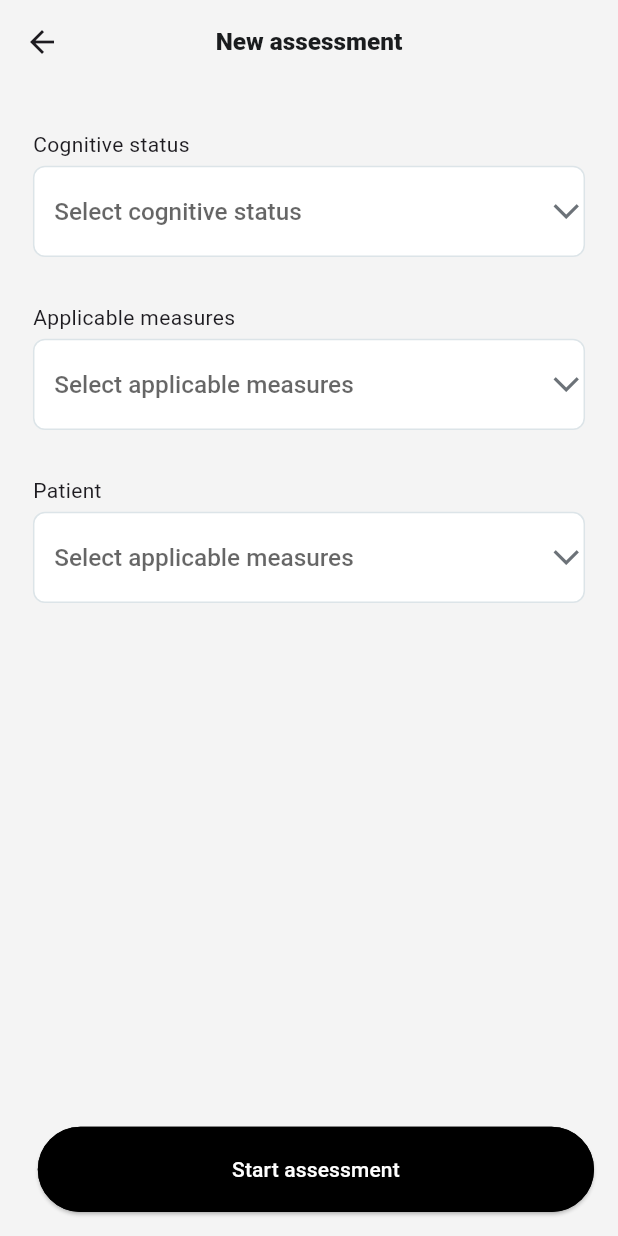
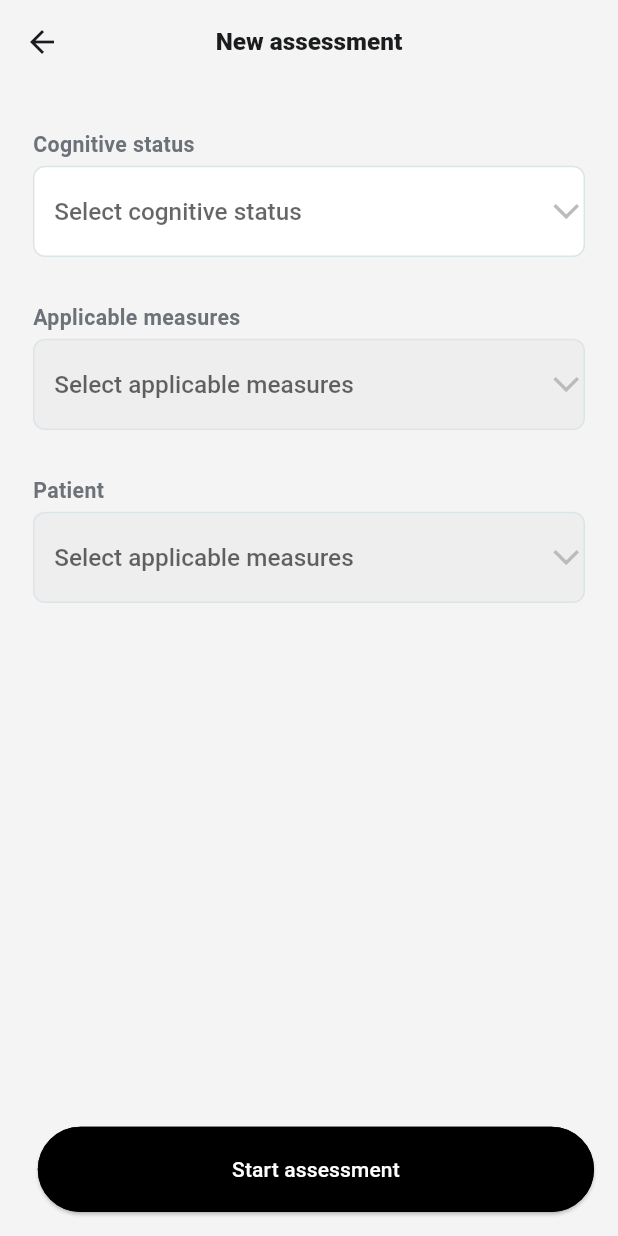
Before and after one commit to YahyaKreiyeh/MeasureAp, a Flutter app: the NewAssessmentScreen screen opened by its route, on a phone screen of 412 x 824 dp. Run offline on Flutter 3.47's test engine with Material 3 defaults, Android fonts, the phone set to English and light mode, and no system bars; our stand-ins replace dio, flutter_bloc, flutter_screenutil, freezed_annotation, get_it, lottie and 1 more; network calls fail.

Commit message:
- move navigation screen to a new feature - create new loading widget - add navigation screen to routes - delete old loading widget - add new disabled field background color - change assessment page views naming to assessment views - include label inside app dropdown button form field - create navigation item model - create navigation cubit

```diff
--- a/lib/core/routing/app_router.dart
+++ b/lib/core/routing/app_router.dart
@@ -5,7 +5,7 @@ import 'package:measureapp/features/assesment/logic/assessment_cubit.dart';
 import 'package:measureapp/features/assesment/ui/screens/assessment_screen.dart';
 import 'package:measureapp/features/home/ui/screens/home_screen.dart';
 import 'package:measureapp/features/home/ui/screens/new_assessment_screen.dart';
-import 'package:measureapp/navigation_screen.dart';
+import 'package:measureapp/features/navigation/ui/screens/navigation_screen.dart';
 
 class AppRouter {
   Route? generateRoute(RouteSettings settings) {
--- a/lib/core/routing/routes.dart
+++ b/lib/core/routing/routes.dart
@@ -3,5 +3,6 @@ class Routes {
   static const String navigationScreen = '/navigationScreen';
   static const String homeScreen = '/homeScreen';
   static const String newAssessmentScreen = '/newAssessmentScreen';
+  static const String loadingScreen = '/loadingScreen';
   static const String assessmentScreen = '/assessmentScreen';
 }
--- a/lib/core/utils/constants/colors.dart
+++ b/lib/core/utils/constants/colors.dart
@@ -38,6 +38,7 @@ class ColorsManager {
   static const Color splashBackground = Color(0xFF282425);
   static const Color scaffoldBackground = Color(0xFFF4F4F4);
   static const Color fieldBackground = Color(0xFFF7F7F7);
+  static const Color disabledFieldBackground = Color(0xFFEEEEEE);
 
   // Background container
 
--- a/lib/features/assesment/ui/pages/assessment_page_1.dart
+++ b/lib/features/assesment/ui/views/assessment_view_1.dart
@@ -6,8 +6,8 @@ import 'package:measureapp/core/utils/constants/styles.dart';
 import 'package:measureapp/features/assesment/logic/assessment_1_cubit.dart';
 import 'package:measureapp/features/assesment/ui/widgets/correct_incorrect_question_button.dart';
 
-class AssessmentPage1 extends StatelessWidget {
-  const AssessmentPage1({
+class AssessmentView1 extends StatelessWidget {
+  const AssessmentView1({
     super.key,
   });
 
--- a/lib/features/assesment/ui/pages/assessment_page_2.dart
+++ b/lib/features/assesment/ui/views/assessment_view_2.dart
@@ -6,8 +6,8 @@ import 'package:measureapp/features/assesment/logic/expandable_text_cubit.dart';
 import 'package:measureapp/features/assesment/ui/widgets/check_button.dart';
 import 'package:measureapp/features/assesment/ui/widgets/expandapble_text.dart';
 
-class AssessmentPage2 extends StatelessWidget {
-  const AssessmentPage2({
+class AssessmentView2 extends StatelessWidget {
+  const AssessmentView2({
     super.key,
   });
 
--- a/lib/features/assesment/ui/pages/assessment_page_3.dart
+++ b/lib/features/assesment/ui/views/assessment_view_3.dart
@@ -2,8 +2,8 @@ import 'package:flutter/material.dart';
 import 'package:measureapp/core/helpers/spacing.dart';
 import 'package:measureapp/core/utils/constants/styles.dart';
 
-class AssessmentPage3 extends StatelessWidget {
-  const AssessmentPage3({
+class AssessmentView3 extends StatelessWidget {
+  const AssessmentView3({
     super.key,
   });
 
--- a/lib/features/assesment/ui/pages/assessment_page_4.dart
+++ b/lib/features/assesment/ui/views/assessment_view_4.dart
@@ -4,8 +4,8 @@ import 'package:measureapp/core/helpers/spacing.dart';
 import 'package:measureapp/core/utils/constants/styles.dart';
 import 'package:measureapp/features/assesment/ui/widgets/animal_toggle.dart';
 
-class AssessmentPage4 extends StatelessWidget {
-  const AssessmentPage4({
+class AssessmentView4 extends StatelessWidget {
+  const AssessmentView4({
     super.key,
   });
 
--- a/lib/features/assesment/ui/pages/assessment_page_5.dart
+++ b/lib/features/assesment/ui/views/assessment_view_5.dart
@@ -4,8 +4,8 @@ import 'package:measureapp/core/helpers/spacing.dart';
 import 'package:measureapp/core/utils/constants/colors.dart';
 import 'package:measureapp/core/utils/constants/styles.dart';
 
-class AssessmentPage5 extends StatelessWidget {
-  const AssessmentPage5({
+class AssessmentView5 extends StatelessWidget {
+  const AssessmentView5({
     super.key,
   });
 
--- a/lib/features/home/ui/screens/new_assessment_screen.dart
+++ b/lib/features/home/ui/screens/new_assessment_screen.dart
@@ -1,7 +1,6 @@
 import 'package:flutter/material.dart';
 import 'package:flutter_screenutil/flutter_screenutil.dart';
 import 'package:measureapp/core/helpers/extensions.dart';
-import 'package:measureapp/core/helpers/loading.dart';
 import 'package:measureapp/core/helpers/spacing.dart';
 import 'package:measureapp/core/routing/routes.dart';
 import 'package:measureapp/core/widgets/buttons/app_elevated_button.dart';
@@ -25,9 +24,8 @@ class NewAssessmentScreen extends StatelessWidget {
               crossAxisAlignment: CrossAxisAlignment.start,
               children: [
                 verticalSpace(30),
-                const Text('Cognitive status'),
-                verticalSpace(4),
                 AppDropdownButtonFormField(
+                  label: 'Cognitive status',
                   hint: 'Select cognitive status',
                   items: const [
                     DropdownMenuItem(
@@ -46,9 +44,9 @@ class NewAssessmentScreen extends StatelessWidget {
                   onChanged: (value) {},
                 ),
                 verticalSpace(30),
-                const Text('Applicable measures'),
-                verticalSpace(4),
                 AppDropdownButtonFormField(
+                  label: 'Applicable measures',
+                  enabled: false,
                   hint: 'Select applicable measures',
                   items: const [
                     DropdownMenuItem(
@@ -67,9 +65,9 @@ class NewAssessmentScreen extends StatelessWidget {
                   onChanged: (value) {},
                 ),
                 verticalSpace(30),
-                const Text('Patient'),
-                verticalSpace(4),
                 AppDropdownButtonFormField(
+                  label: 'Patient',
+                  enabled: false,
                   hint: 'Select applicable measures',
                   items: const [
                     DropdownMenuItem(
@@ -97,7 +95,6 @@ class NewAssessmentScreen extends StatelessWidget {
         child: AppElevatedButton(
           text: 'Start assessment',
           onPressed: () async {
-            loading(context);
             await Future.delayed(const Duration(seconds: 5));
             if (context.mounted) {
               context.pop();
--- a/lib/features/home/ui/widgets/app_dropdown_button_form_field.dart
+++ b/lib/features/home/ui/widgets/app_dropdown_button_form_field.dart
@@ -1,26 +1,42 @@
 import 'package:flutter/material.dart';
 import 'package:flutter_screenutil/flutter_screenutil.dart';
+import 'package:measureapp/core/helpers/spacing.dart';
 import 'package:measureapp/core/utils/constants/colors.dart';
 import 'package:measureapp/core/utils/constants/styles.dart';
 
 class AppDropdownButtonFormField extends StatelessWidget {
+  final String label;
   final String? value;
   final String hint;
   final List<DropdownMenuItem<String>>? items;
   final void Function(String?)? onChanged;
+  final bool enabled;
+
   const AppDropdownButtonFormField({
     super.key,
     this.value,
     required this.items,
     required this.onChanged,
     required this.hint,
+    this.enabled = true,
+    required this.label,
   });
 
   @override
   Widget build(BuildContext context) {
-    return Container(
+    return Column(
+      crossAxisAlignment: CrossAxisAlignment.start,
+      children: [
+        Text(
+          label,
+          style: TextStyles.secondaryTextBold14,
+        ),
+        verticalSpace(4),
+        Container(
           decoration: BoxDecoration(
-        color: ColorsManager.white,
+            color: enabled
+                ? ColorsManager.white
+                : ColorsManager.disabledFieldBackground,
             borderRadius: BorderRadius.circular(8),
             border: Border.all(
               color: ColorsManager.fieldBorder,
@@ -31,13 +47,15 @@ class AppDropdownButtonFormField extends StatelessWidget {
             hint: Text(hint),
             value: value,
             items: items,
-        onChanged: onChanged,
-        style: TextStyles.primaryTextMedium16,
+            onChanged: enabled ? onChanged : null,
+            style: enabled
+                ? TextStyles.primaryTextMedium16
+                : TextStyles.secondaryTextMedium16,
             icon: Transform.rotate(
               angle: 90 * 3.14159 / 180,
               child: Icon(
                 Icons.arrow_forward_ios,
-            color: ColorsManager.secondaryText,
+                color: ColorsManager.grey,
                 size: 20.r,
               ),
             ),
@@ -50,6 +68,8 @@ class AppDropdownButtonFormField extends StatelessWidget {
               ),
             ),
           ),
+        ),
+      ],
     );
   }
 }
```
Also changed, not shown: lib/core/widgets/loading.dart (renamed from lib/core/helpers/loading.dart, +8 -7 lines), lib/features/assesment/ui/screens/assessment_screen.dart (+10 -10 lines), lib/features/navigation/data/models/navigation_item.dart (added, +13 -0 lines), lib/features/navigation/logic/navigation_cubit.dart (added, +42 -0 lines), lib/features/navigation/logic/navigation_state.dart (added, +12 -0 lines), lib/features/navigation/ui/screens/navigation_screen.dart (added, +63 -0 lines), lib/navigation_screen.dart (deleted, +0 -102 lines), lib/features/navigation/logic/navigation_state.freezed.dart (added). Lines whose indentation alone changed are shown as unchanged.
